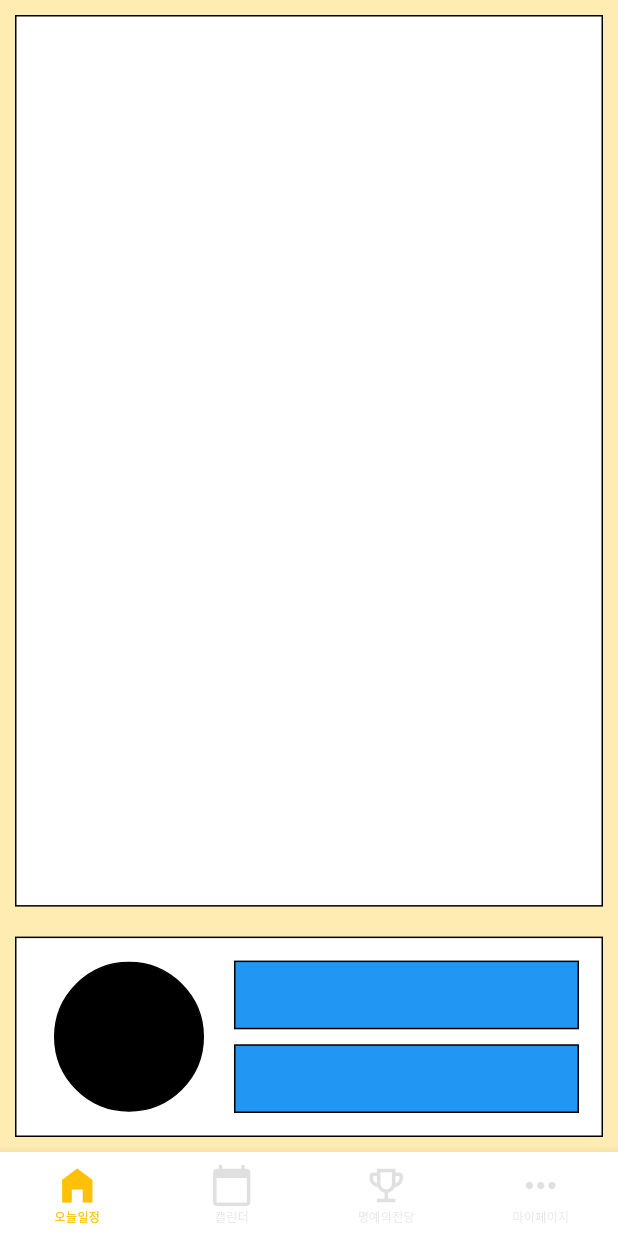
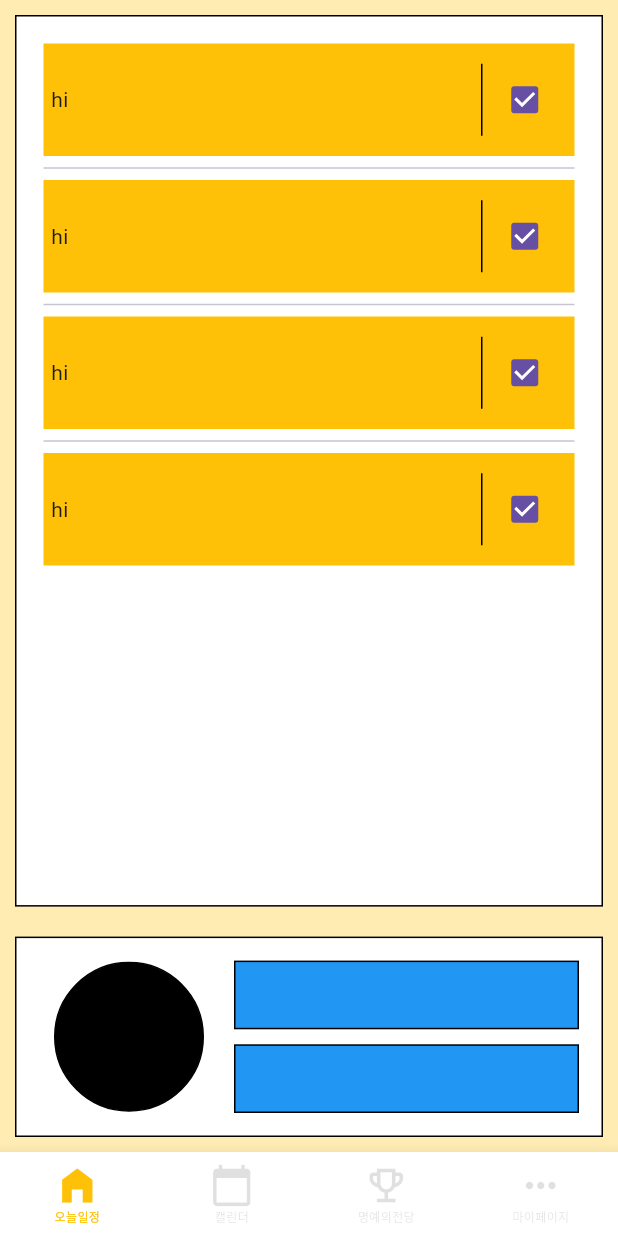
Before and after one commit to Dahagochi/Daha-gochi, a Flutter app: the screen it shows after launch, on a phone screen of 412 x 824 dp. Run offline on Flutter 3.47's test engine with Material 3 defaults, Android fonts, the light colour scheme and no system bars.

Commit message:
리스트 표시기능 구현

```diff
--- a/lib/mainPage.dart
+++ b/lib/mainPage.dart
@@ -7,13 +7,19 @@ import 'package:flutter/material.dart';
 // 계획리스트 표시하는 컨테이너 리스트화
 
 class MainPage extends StatelessWidget {
+
+  void onchange() => {};
+
   @override
   Widget build(BuildContext context) {
     return Scaffold(
       backgroundColor: Colors.amber[100],
       body: Column(
         children: [
-          Expanded(                     // 계획 리스트를 나열할 임시 컨테이너 (화면 상단에 정렬)
+
+          //// 계획 리스트를 컨테이너 ////
+
+          Expanded(
             child : Container(
               height: 150,
               width: double.infinity,
@@ -23,10 +29,50 @@ class MainPage extends StatelessWidget {
                 color: Colors.white,
                 border: Border.all(color: Colors.black),
               ),
-            ),
+              child: ListView.separated(        //// 계획리스트 및 체크박스 표시
+                padding: const EdgeInsets.all(8),
+                itemCount: 4,        // temp value
+                // itemCount: 리스트이름.length,
+                itemBuilder: (BuildContext context, int index) {
+                  return Container(
+                    padding: EdgeInsets.all(5),
+                    height: 75,
+                    color: Colors.amber,
+                    child: Row(
+                      children: [
+                        Expanded(
+                            child: Text('hi'),
+                            flex: 5,
+                        ),
+                        Expanded(
+                            child: Container(
+                              child: Checkbox(value: true, onChanged: (value) {},
+                              ),
+                              decoration: BoxDecoration(
+                                border: Border(
+                                  left: BorderSide(color: Colors.black),
+                                ),
+                              ),
+                            ),
+
+                            flex : 1,
+                        )
+
+                      ],
+                    ),
+                  );
+                },
+                  separatorBuilder: (BuildContext context, int index) => const Divider(),
+                ),
+
+
+              ),
             flex: 4,
           ),
-          Expanded(                   // 현재 키우고있는 캐릭터와 캐릭터의 정보를 표시할 컨테이너 (화면 하단에 정렬)
+
+          //// 현재 키우고있는 캐릭터와 캐릭터의 정보를 표시할 컨테이너 (화면 하단에 정렬) ////
+
+          Expanded(
             flex: 1,
               child: Container(
                 height: 150,
```
